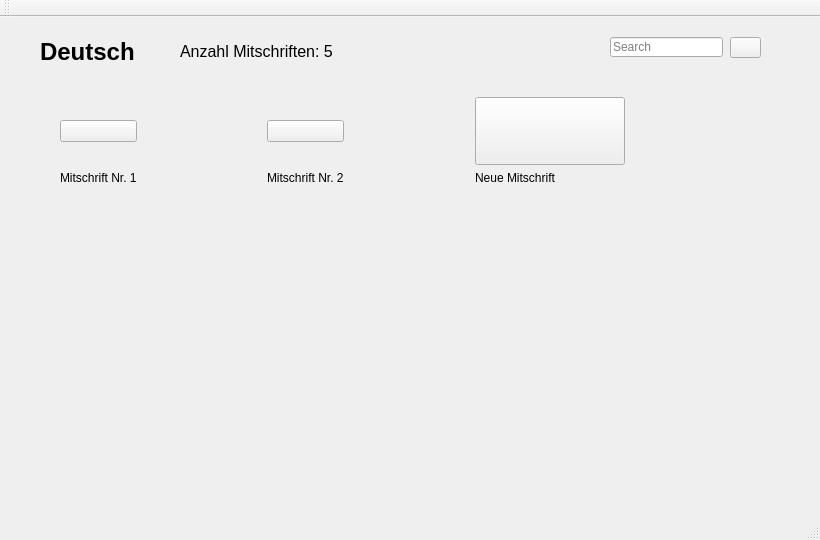
Above: subject_detail.ui from orgnnice/OrgNNice before the change. Below: the same form after it.
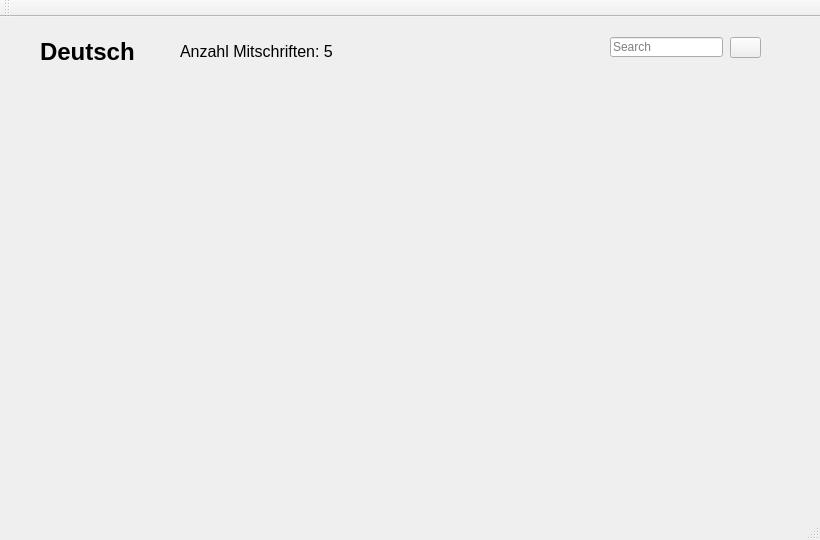
That is the form after the change. Icons and pictures are not drawn.

Commit message: generated the writtenNotes dynamic in subject detail

Patch:
```diff
--- a/subject_detail.ui
+++ b/subject_detail.ui
@@ -55,143 +55,7 @@
       <height>401</height>
      </rect>
     </property>
-    <layout class="QGridLayout" name="gridLayout">
-     <item row="0" column="3">
-      <spacer name="horizontalSpacer_3">
-       <property name="orientation">
-        <enum>Qt::Horizontal</enum>
-       </property>
-       <property name="sizeHint" stdset="0">
-        <size>
-         <width>40</width>
-         <height>20</height>
-        </size>
-       </property>
-      </spacer>
-     </item>
-     <item row="0" column="0">
-      <widget class="QPushButton" name="pushButton_2">
-       <property name="text">
-        <string/>
-       </property>
-       <property name="icon">
-        <iconset>
-         <normaloff>mitschirft.png</normaloff>
-         <normalon>mitschirft.png</normalon>mitschirft.png</iconset>
-       </property>
-       <property name="iconSize">
-        <size>
-         <width>50</width>
-         <height>100</height>
-        </size>
-       </property>
-       <property name="autoExclusive">
-        <bool>false</bool>
-       </property>
-      </widget>
-     </item>
-     <item row="0" column="1">
-      <spacer name="horizontalSpacer_2">
-       <property name="orientation">
-        <enum>Qt::Horizontal</enum>
-       </property>
-       <property name="sizeHint" stdset="0">
-        <size>
-         <width>40</width>
-         <height>20</height>
-        </size>
-       </property>
-      </spacer>
-     </item>
-     <item row="0" column="5">
-      <spacer name="horizontalSpacer_4">
-       <property name="orientation">
-        <enum>Qt::Horizontal</enum>
-       </property>
-       <property name="sizeHint" stdset="0">
-        <size>
-         <width>40</width>
-         <height>20</height>
-        </size>
-       </property>
-      </spacer>
-     </item>
-     <item row="1" column="4">
-      <widget class="QLabel" name="label_5">
-       <property name="text">
-        <string>Neue Mitschrift</string>
-       </property>
-      </widget>
-     </item>
-     <item row="0" column="2">
-      <widget class="QPushButton" name="pushButton_6">
-       <property name="text">
-        <string/>
-       </property>
-       <property name="icon">
-        <iconset>
-         <normaloff>mitschirft.png</normaloff>
-         <normalon>mitschirft.png</normalon>mitschirft.png</iconset>
-       </property>
-       <property name="iconSize">
-        <size>
-         <width>50</width>
-         <height>100</height>
-        </size>
-       </property>
-      </widget>
-     </item>
-     <item row="1" column="0">
-      <widget class="QLabel" name="label_2">
-       <property name="text">
-        <string>Mitschrift Nr. 1</string>
-       </property>
-      </widget>
-     </item>
-     <item row="1" column="2">
-      <widget class="QLabel" name="label_4">
-       <property name="text">
-        <string>Mitschrift Nr. 2</string>
-       </property>
-      </widget>
-     </item>
-     <item row="0" column="4">
-      <widget class="QPushButton" name="pushButton_4">
-       <property name="font">
-        <font>
-         <pointsize>40</pointsize>
-        </font>
-       </property>
-       <property name="text">
-        <string/>
-       </property>
-       <property name="icon">
-        <iconset>
-         <normaloff>plus-24-512.png</normaloff>
-         <normalon>plus-24-512.png</normalon>plus-24-512.png</iconset>
-       </property>
-       <property name="iconSize">
-        <size>
-         <width>50</width>
-         <height>100</height>
-        </size>
-       </property>
-      </widget>
-     </item>
-     <item row="3" column="0">
-      <spacer name="verticalSpacer_2">
-       <property name="orientation">
-        <enum>Qt::Vertical</enum>
-       </property>
-       <property name="sizeHint" stdset="0">
-        <size>
-         <width>20</width>
-         <height>40</height>
-        </size>
-       </property>
-      </spacer>
-     </item>
-    </layout>
+    <layout class="QGridLayout" name="gridLayout"/>
    </widget>
    <widget class="QLineEdit" name="lineEdit">
     <property name="geometry">
```
Left out of the diff: 2 changed lines with no effect on the pictures. The commit also changes 3 other files.
